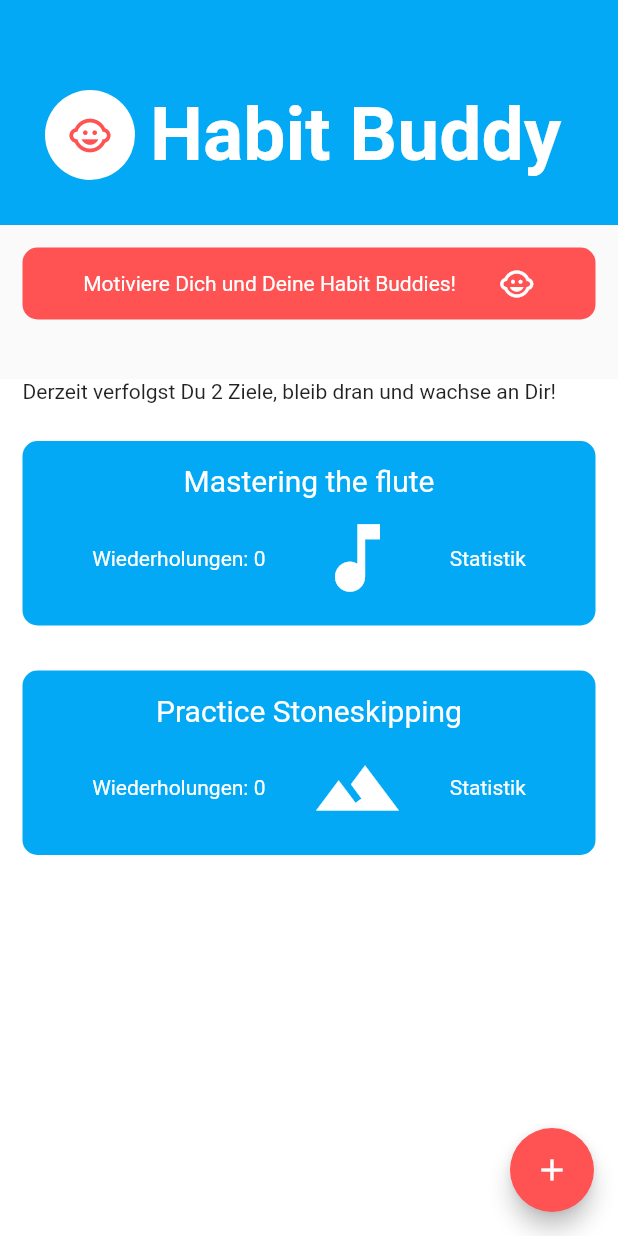
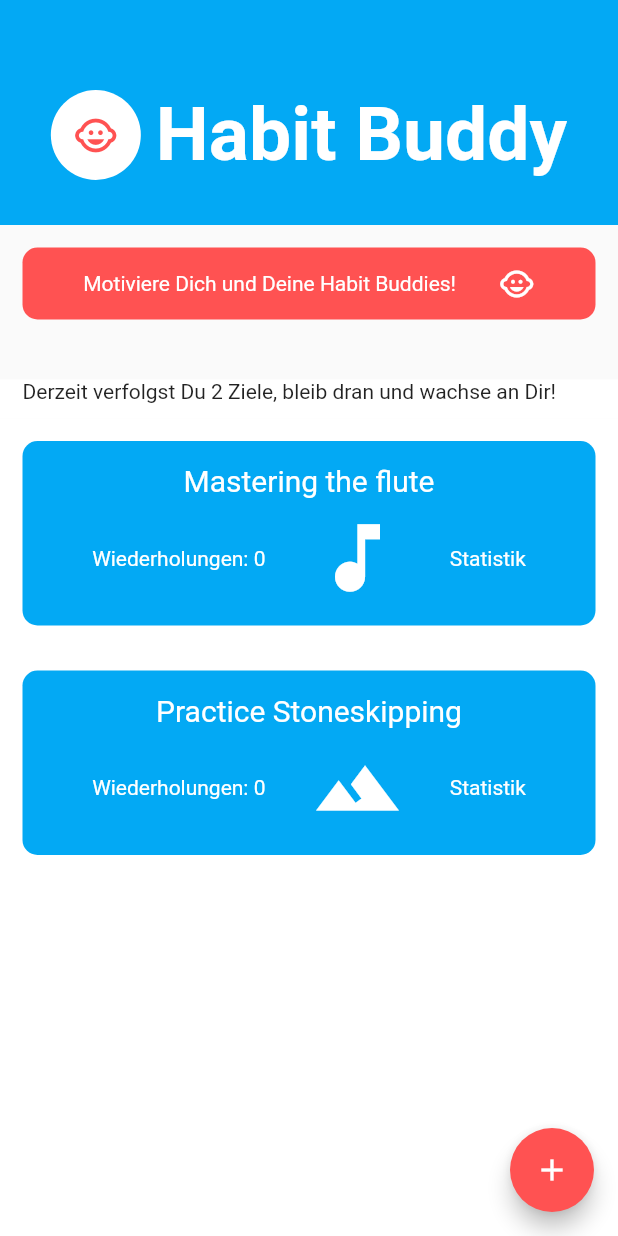
Before and after one commit to PAtB1992/habit_buddy, a Flutter app: the HomeScreen screen opened by its route, on a phone screen of 412 x 824 dp. Run offline on Flutter 3.47's test engine with Material 2 defaults, Android fonts, the phone set to English and light mode, and no system bars; our stand-ins replace cloud_firestore, firebase_auth, firebase_core, modal_progress_hud; accounts and stored records are empty.

Commit message:
use mainaxisalignment for header

```diff
--- a/lib/screens/home_screen.dart
+++ b/lib/screens/home_screen.dart
@@ -36,8 +36,9 @@ class _HomeScreenState extends State<HomeScreen> {
           Container(
             color: Colors.lightBlue,
             padding: EdgeInsets.only(
-                top: 60.0, left: 30.0, right: 30.0, bottom: 30.0),
+                top: 60.0, bottom: 30.0),
             child: Row(
+              mainAxisAlignment: MainAxisAlignment.center,
               children: <Widget>[
                 CircleAvatar(
                   child: Icon(
```
Also changed, not shown: 1 other file.
